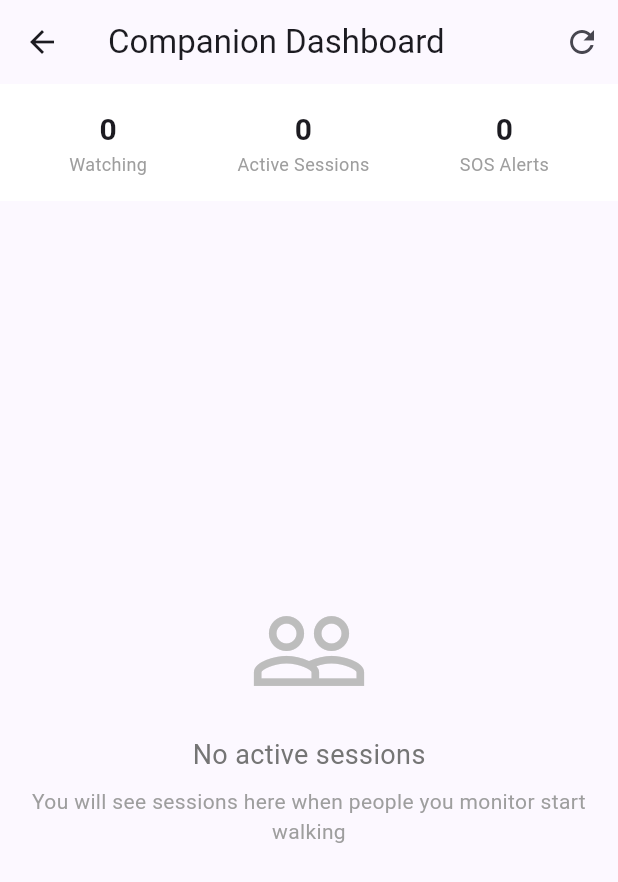
After one commit to Ahsan-2003/women_safety_app, a Flutter app: the CompanionDashboardScreen screen opened directly, after a tap on the "refresh" icon, on a phone screen of 412 x 824 dp. The commit adds this screen. Shown: the top 882 px of the screen. Run offline on Flutter 3.47's test engine with Material 3 defaults, Android fonts, the phone set to English and light mode, and no system bars; our stand-ins replace audioplayers, cloud_firestore, connectivity_plus, firebase_auth, firebase_core, firebase_messaging and 8 more; missing offline and left inert: flutter_sms, torch_light; accounts and stored records are empty.

Commit message:
Add Campanion Mode

```diff
--- a/lib/main.dart
+++ b/lib/main.dart
@@ -2,6 +2,7 @@ import 'package:firebase_core/firebase_core.dart';
 import 'package:flutter/material.dart';
 import 'package:provider/provider.dart';
 import 'package:women_safety_app/providers/checkin_provider.dart';
+import 'package:women_safety_app/providers/companion_provider.dart';
 import 'package:women_safety_app/providers/contact_provider.dart';
 import 'package:women_safety_app/providers/fake_call_provider.dart';
 import 'package:women_safety_app/providers/location_provider.dart';
@@ -43,6 +44,7 @@ class SafeWalkApp extends StatelessWidget {
         ChangeNotifierProvider(create: (_) => LocationProvider()),
         ChangeNotifierProvider(create: (_) => SessionHistoryProvider()),
         ChangeNotifierProvider(create: (_) => FCMProvider()),
+        ChangeNotifierProvider(create: (_) => CompanionProvider()),
       ], // ADD THIS],
       child: MaterialApp(
         title: 'SafeWalk',
--- /dev/null
+++ b/lib/models/companion_session_model.dart
@@ -0,0 +1,67 @@
+class CompanionSessionModel {
+  final String sessionId;
+  final String primaryUserId;
+  final String primaryUserName;
+  final String primaryUserPhone;
+  final double currentLatitude;
+  final double currentLongitude;
+  final DateTime startTime;
+  final DateTime expectedEndTime;
+  final bool isActive;
+  final bool isSOS;
+  final String destinationAddress;
+  final String shareableLink;
+
+  CompanionSessionModel({
+    required this.sessionId,
+    required this.primaryUserId,
+    required this.primaryUserName,
+    required this.primaryUserPhone,
+    required this.currentLatitude,
+    required this.currentLongitude,
+    required this.startTime,
+    required this.expectedEndTime,
+    this.isActive = true,
+    this.isSOS = false,
+    this.destinationAddress = '',
+    this.shareableLink = '',
+  });
+
+  Map<String, dynamic> toMap() {
+    return {
+      'sessionId': sessionId,
+      'primaryUserId': primaryUserId,
+      'primaryUserName': primaryUserName,
+      'primaryUserPhone': primaryUserPhone,
+      'currentLatitude': currentLatitude,
+      'currentLongitude': currentLongitude,
+      'startTime': startTime.toIso8601String(),
+      'expectedEndTime': expectedEndTime.toIso8601String(),
+      'isActive': isActive,
+      'isSOS': isSOS,
+      'destinationAddress': destinationAddress,
+      'shareableLink': shareableLink,
+    };
+  }
+
+  factory CompanionSessionModel.fromMap(Map<String, dynamic> map) {
+    return CompanionSessionModel(
+      sessionId: map['sessionId'] ?? '',
+      primaryUserId: map['primaryUserId'] ?? '',
+      primaryUserName: map['primaryUserName'] ?? '',
+      primaryUserPhone: map['primaryUserPhone'] ?? '',
+      currentLatitude: (map['currentLatitude'] ?? 0.0).toDouble(),
+      currentLongitude: (map['currentLongitude'] ?? 0.0).toDouble(),
+      startTime: map['startTime'] != null
+          ? DateTime.parse(map['startTime'])
+          : DateTime.now(),
+      expectedEndTime: map['expectedEndTime'] != null
+          ? DateTime.parse(map['expectedEndTime'])
+          : DateTime.now(),
+      isActive: map['isActive'] ?? true,
+      isSOS: map['isSOS'] ?? false,
+      destinationAddress: map['destinationAddress'] ?? '',
+      shareableLink: map['shareableLink'] ?? '',
+    );
+  }
+}
--- /dev/null
+++ b/lib/providers/companion_provider.dart
@@ -0,0 +1,81 @@
+import 'package:flutter/material.dart';
+import '../models/companion_session_model.dart';
+import '../services/companion_service.dart';
+
+class CompanionProvider extends ChangeNotifier {
+  final CompanionService _companionService = CompanionService();
+
+  bool _isCompanion = false;
+  bool _isLoading = false;
+  String? _error;
+  List<String> _monitoringUserIds = [];
+  List<CompanionSessionModel> _activeSessions = [];
+  List<Map<String, dynamic>> _sosAlerts = [];
+
+  bool get isCompanion => _isCompanion;
+  bool get isLoading => _isLoading;
+  String? get error => _error;
+  List<String> get monitoringUserIds => _monitoringUserIds;
+  List<CompanionSessionModel> get activeSessions => _activeSessions;
+  List<Map<String, dynamic>> get sosAlerts => _sosAlerts;
+
+  // Initialize companion mode
+  Future<void> initialize() async {
+    _isLoading = true;
+    notifyListeners();
+
+    try {
+      _isCompanion = await _companionService.isCompanion();
+      if (_isCompanion) {
+        _monitoringUserIds = await _companionService.getMonitoringUserIds();
+        _startListening();
+      }
+      _isLoading = false;
+      notifyListeners();
+    } catch (e) {
+      _error = e.toString();
+      _isLoading = false;
+      notifyListeners();
+    }
+  }
+
+  // Register as companion
+  Future<bool> registerAsCompanion({
+    required String displayName,
+    required String phoneNumber,
+  }) async {
+    try {
+      await _companionService.registerCompanion(
+        displayName: displayName,
+        phoneNumber: phoneNumber,
+      );
+      _isCompanion = true;
+      notifyListeners();
+      return true;
+    } catch (e) {
+      _error = e.toString();
+      notifyListeners();
+      return false;
+    }
+  }
+
+  // Add user to monitor
+  Future<void> addUserToMonitor(String userId) async {
+    await _companionService.addUserToMonitor(userId);
+    _monitoringUserIds = await _companionService.getMonitoringUserIds();
+    notifyListeners();
+  }
+
+  // Start listening to active sessions
+  void _startListening() {
+    _companionService.getActiveSessionsStream().listen((sessions) {
+      _activeSessions = sessions;
+      notifyListeners();
+    });
+
+    _companionService.getSOSAlertsStream().listen((alerts) {
+      _sosAlerts = alerts;
+      notifyListeners();
+    });
+  }
+}
--- /dev/null
+++ b/lib/screens/companion_dashboard_screen.dart
@@ -0,0 +1,266 @@
+import 'package:flutter/material.dart';
+import 'package:provider/provider.dart';
+import '../providers/companion_provider.dart';
+import '../models/companion_session_model.dart';
+
+class CompanionDashboardScreen extends StatefulWidget {
+  const CompanionDashboardScreen({super.key});
+
+  @override
+  State<CompanionDashboardScreen> createState() =>
+      _CompanionDashboardScreenState();
+}
+
+class _CompanionDashboardScreenState extends State<CompanionDashboardScreen> {
+  @override
+  void initState() {
+    super.initState();
+    WidgetsBinding.instance.addPostFrameCallback((_) {
+      Provider.of<CompanionProvider>(context, listen: false).initialize();
+    });
+  }
+
+  @override
+  Widget build(BuildContext context) {
+    return Consumer<CompanionProvider>(
+      builder: (context, provider, child) {
+        if (!provider.isCompanion) {
+          return _buildRegistrationScreen(context, provider);
+        }
+
+        return Scaffold(
+          appBar: AppBar(
+            title: const Text('Companion Dashboard'),
+            actions: [
+              IconButton(
+                icon: const Icon(Icons.refresh),
+                onPressed: () => provider.initialize(),
+              ),
+            ],
+          ),
+          body: Column(
+            children: [
+              // SOS Alerts Banner
+              if (provider.sosAlerts.isNotEmpty)
+                _buildSOSAlertBanner(provider.sosAlerts.length),
+
+              // Stats
+              _buildStatsBar(provider),
+
+              // Active Sessions
+              Expanded(
+                child: provider.activeSessions.isEmpty
+                    ? _buildEmptyState()
+                    : ListView.builder(
+                        padding: const EdgeInsets.all(16),
+                        itemCount: provider.activeSessions.length,
+                        itemBuilder: (context, index) {
+                          return _buildSessionCard(
+                            provider.activeSessions[index],
+                          );
+                        },
+                      ),
+              ),
+            ],
+          ),
+        );
+      },
+    );
+  }
+
+  // Registration screen for new companions
+  Widget _buildRegistrationScreen(
+    BuildContext context,
+    CompanionProvider provider,
+  ) {
+    final nameController = TextEditingController();
+    final phoneController = TextEditingController();
+
+    return Scaffold(
+      appBar: AppBar(title: const Text('Companion Mode')),
+      body: Padding(
+        padding: const EdgeInsets.all(24),
+        child: Column(
+          crossAxisAlignment: CrossAxisAlignment.start,
+          children: [
+            const SizedBox(height: 20),
+            Icon(
+              Icons.people,
+              size: 80,
+              color: Theme.of(context).colorScheme.primary,
+            ),
+            const SizedBox(height: 20),
+            const Text(
+              'Become a Companion',
+              style: TextStyle(fontSize: 24, fontWeight: FontWeight.bold),
+            ),
+            const SizedBox(height: 10),
+            const Text(
+              'Monitor your friends and family safety sessions in real-time.',
+              style: TextStyle(fontSize: 16, color: Colors.grey),
+            ),
+            const SizedBox(height: 30),
+
+            TextField(
+              controller: nameController,
+              decoration: InputDecoration(
+                labelText: 'Your Name',
+                border: OutlineInputBorder(
+                  borderRadius: BorderRadius.circular(12),
+                ),
+              ),
+            ),
+            const SizedBox(height: 16),
+            TextField(
+              controller: phoneController,
+              decoration: InputDecoration(
+                labelText: 'Your Phone Number',
+                border: OutlineInputBorder(
+                  borderRadius: BorderRadius.circular(12),
+                ),
+              ),
+            ),
+            const SizedBox(height: 30),
+
+            SizedBox(
+              width: double.infinity,
+              height: 50,
+              child: ElevatedButton(
+                onPressed: () async {
+                  final success = await provider.registerAsCompanion(
+                    displayName: nameController.text.trim(),
+                    phoneNumber: phoneController.text.trim(),
+                  );
+                  if (success && mounted) {
+                    ScaffoldMessenger.of(context).showSnackBar(
+                      const SnackBar(
+                        content: Text('Registered as Companion!'),
+                        backgroundColor: Colors.green,
+                      ),
+                    );
+                  }
+                },
+                child: const Text('Register as Companion'),
+                style: ElevatedButton.styleFrom(
+                  backgroundColor: Theme.of(context).colorScheme.primary,
+                  foregroundColor: Colors.white,
+                ),
+              ),
+            ),
+          ],
+        ),
+      ),
+    );
+  }
+
+  // SOS Alert Banner
+  Widget _buildSOSAlertBanner(int alertCount) {
+    return Container(
+      width: double.infinity,
+      color: Colors.red,
+      padding: const EdgeInsets.all(12),
+      child: Row(
+        children: [
+          const Icon(Icons.warning, color: Colors.white),
+          const SizedBox(width: 8),
+          Text(
+            '$alertCount ACTIVE SOS ALERT${alertCount > 1 ? 'S' : ''}!',
+            style: const TextStyle(
+              color: Colors.white,
+              fontWeight: FontWeight.bold,
+            ),
+          ),
+        ],
+      ),
+    );
+  }
+
+  // Stats Bar
+  Widget _buildStatsBar(CompanionProvider provider) {
+    return Container(
+      padding: const EdgeInsets.all(16),
+      color: Colors.white,
+      child: Row(
+        mainAxisAlignment: MainAxisAlignment.spaceAround,
+        children: [
+          _buildStat('Watching', '${provider.monitoringUserIds.length}'),
+          _buildStat('Active Sessions', '${provider.activeSessions.length}'),
+          _buildStat('SOS Alerts', '${provider.sosAlerts.length}'),
+        ],
+      ),
+    );
+  }
+
+  Widget _buildStat(String label, String value) {
+    return Column(
+      children: [
+        Text(
+          value,
+          style: const TextStyle(fontSize: 20, fontWeight: FontWeight.bold),
+        ),
+        Text(label, style: const TextStyle(fontSize: 12, color: Colors.grey)),
+      ],
+    );
+  }
+
+  // Session Card
+  Widget _buildSessionCard(CompanionSessionModel session) {
+    return Card(
+      margin: const EdgeInsets.only(bottom: 12),
+      shape: RoundedRectangleBorder(borderRadius: BorderRadius.circular(12)),
+      child: ListTile(
+        leading: CircleAvatar(
+          backgroundColor: session.isSOS ? Colors.red : Colors.green,
+          child: Icon(
+            session.isSOS ? Icons.warning : Icons.directions_walk,
+            color: Colors.white,
+          ),
+        ),
+        title: Text(
+          session.primaryUserName,
+          style: const TextStyle(fontWeight: FontWeight.bold),
+        ),
+        subtitle: Column(
+          crossAxisAlignment: CrossAxisAlignment.start,
+          children: [
+            Text(
+              session.destinationAddress.isNotEmpty
+                  ? 'To: ${session.destinationAddress}'
+                  : 'Walking',
+            ),
+            Text(
+              'Started: ${session.startTime.toString().substring(11, 16)}',
+              style: const TextStyle(fontSize: 12),
+            ),
+          ],
+        ),
+        trailing: session.isSOS
+            ? const Icon(Icons.warning, color: Colors.red, size: 30)
+            : const Icon(Icons.check_circle, color: Colors.green),
+      ),
+    );
+  }
+
+  // Empty State
+  Widget _buildEmptyState() {
+    return Center(
+      child: Column(
+        mainAxisAlignment: MainAxisAlignment.center,
+        children: [
+          Icon(Icons.people_outline, size: 80, color: Colors.grey[400]),
+          const SizedBox(height: 16),
+          Text(
+            'No active sessions',
+            style: TextStyle(fontSize: 18, color: Colors.grey[600]),
+          ),
+          const SizedBox(height: 8),
+          Text(
+            'You will see sessions here when people you monitor start walking',
+            textAlign: TextAlign.center,
+            style: TextStyle(color: Colors.grey[500]),
+          ),
+        ],
+      ),
+    );
+  }
+}
--- a/lib/screens/home_screen.dart
+++ b/lib/screens/home_screen.dart
@@ -4,6 +4,7 @@ import 'package:women_safety_app/providers/fcm_provider.dart';
 import 'package:women_safety_app/providers/offline_manager_provider.dart';
 import 'package:women_safety_app/providers/sos_provider.dart';
 import 'package:women_safety_app/screens/checkin_timer_screen.dart';
+import 'package:women_safety_app/screens/companion_dashboard_screen.dart';
 import 'package:women_safety_app/screens/fake_call_screen.dart';
 import 'package:women_safety_app/screens/route_monitoring_screen.dart';
 import 'package:women_safety_app/screens/session_history_screen.dart';
@@ -404,6 +405,23 @@ class _HomeScreenState extends State<HomeScreen> {
             );
           },
         ),
+
+        const SizedBox(height: 10),
+
+        _buildListTile(
+          context,
+          icon: Icons.people,
+          title: 'Companion Mode',
+          subtitle: 'Monitor friends and family',
+          onTap: () {
+            Navigator.push(
+              context,
+              MaterialPageRoute(
+                builder: (_) => const CompanionDashboardScreen(),
+              ),
+            );
+          },
+        ),
       ],
     );
   }
--- /dev/null
+++ b/lib/services/companion_service.dart
@@ -0,0 +1,111 @@
+import 'package:cloud_firestore/cloud_firestore.dart';
+import 'package:firebase_auth/firebase_auth.dart';
+import '../models/companion_user_model.dart';
+import '../models/companion_session_model.dart';
+
+class CompanionService {
+  final FirebaseFirestore _firestore = FirebaseFirestore.instance;
+  final FirebaseAuth _auth = FirebaseAuth.instance;
+
+  // Register as companion
+  Future<void> registerCompanion({
+    required String displayName,
+    required String phoneNumber,
+  }) async {
+    final user = _auth.currentUser;
+    if (user == null) return;
+
+    final companion = CompanionUserModel(
+      userId: user.uid,
+      phoneNumber: phoneNumber,
+      displayName: displayName,
+      role: 'companion',
+      createdAt: DateTime.now(),
+    );
+
+    await _firestore
+        .collection('companions')
+        .doc(user.uid)
+        .set(companion.toMap());
+  }
+
+  // Add user to monitor
+  Future<void> addUserToMonitor(String primaryUserId) async {
+    final user = _auth.currentUser;
+    if (user == null) return;
+
+    await _firestore.collection('companions').doc(user.uid).update({
+      'monitoringUserIds': FieldValue.arrayUnion([primaryUserId]),
+    });
+  }
+
+  // Remove user from monitoring
+  Future<void> removeUserFromMonitor(String primaryUserId) async {
+    final user = _auth.currentUser;
+    if (user == null) return;
+
+    await _firestore.collection('companions').doc(user.uid).update({
+      'monitoringUserIds': FieldValue.arrayRemove([primaryUserId]),
+    });
+  }
+
+  // Get users being monitored
+  Future<List<String>> getMonitoringUserIds() async {
+    final user = _auth.currentUser;
+    if (user == null) return [];
+
+    final doc = await _firestore.collection('companions').doc(user.uid).get();
+
+    if (doc.exists) {
+      return List<String>.from(doc.data()?['monitoringUserIds'] ?? []);
+    }
+    return [];
+  }
+
+  // Get active sessions for monitored users
+  Stream<List<CompanionSessionModel>> getActiveSessionsStream() {
+    return _firestore
+        .collection('sessions')
+        .where('isActive', isEqualTo: true)
+        .snapshots()
+        .map((snapshot) {
+          return snapshot.docs.map((doc) {
+            final data = doc.data() as Map<String, dynamic>;
+            return CompanionSessionModel.fromMap({
+              ...data,
+              'sessionId': doc.id,
+            });
+          }).toList();
+        });
+  }
+
+  // Get SOS alerts for monitored users
+  Stream<List<Map<String, dynamic>>> getSOSAlertsStream() {
+    return _firestore
+        .collection('sos_alerts')
+        .where('isActive', isEqualTo: true)
+        .snapshots()
+        .map((snapshot) {
+          return snapshot.docs.map((doc) => doc.data()).toList();
+        });
+  }
+
+  // Get user info
+  Future<Map<String, dynamic>?> getUserInfo(String userId) async {
+    final doc = await _firestore.collection('users').doc(userId).get();
+    if (doc.exists) {
+      return doc.data();
+    }
+    return null;
+  }
+
+  // Check if user is a companion
+  Future<bool> isCompanion() async {
+    final user = _auth.currentUser;
+    if (user == null) return false;
+
+    final doc = await _firestore.collection('companions').doc(user.uid).get();
+
+    return doc.exists;
+  }
+}
```
Also changed, not shown: lib/models/companion_user_model.dart (added, +45 -0 lines).
